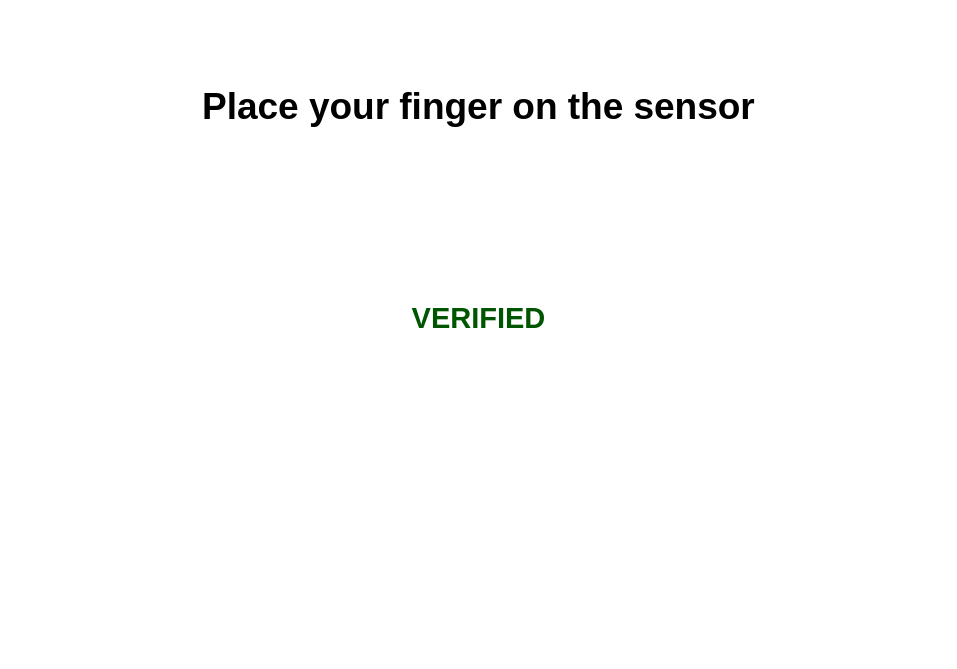
Above: finger.ui from arc-bphc/sims-gui before the change. Below: the same form after it.
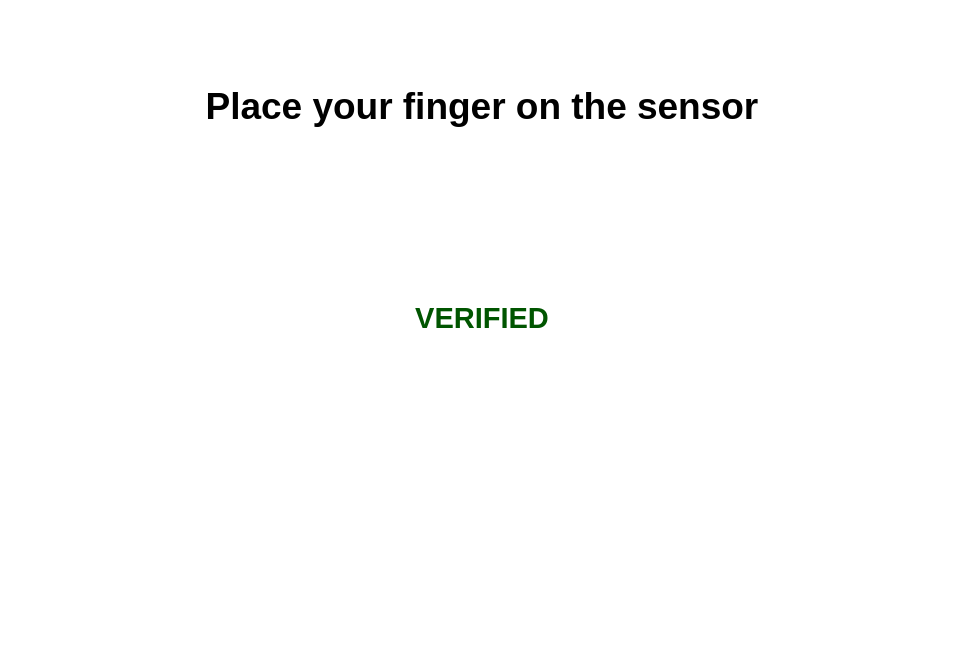
That is the form after the change. Icons and pictures are not drawn.

```diff
--- a/finger.ui
+++ b/finger.ui
@@ -42,7 +42,7 @@
        </property>
       </spacer>
      </item>
-     <item alignment="Qt::AlignTop">
+     <item>
       <widget class="QLabel" name="label">
        <property name="font">
         <font>
@@ -69,7 +69,7 @@
        </property>
       </spacer>
      </item>
-     <item alignment="Qt::AlignHCenter|Qt::AlignTop">
+     <item alignment="Qt::AlignHCenter">
       <widget class="QLabel" name="label_2">
        <property name="maximumSize">
         <size>
@@ -117,8 +117,8 @@
      </property>
      <property name="sizeHint" stdset="0">
       <size>
-       <width>20</width>
-       <height>40</height>
+       <width>942</width>
+       <height>85</height>
       </size>
      </property>
     </spacer>
```
